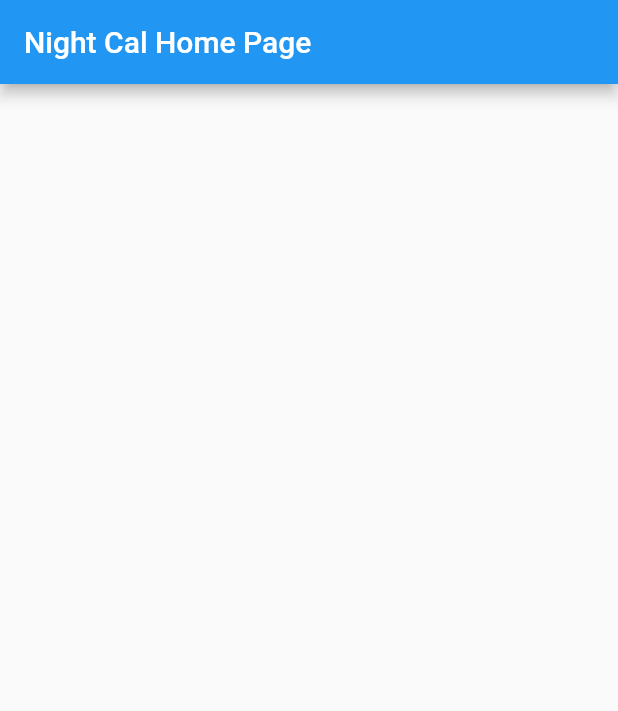
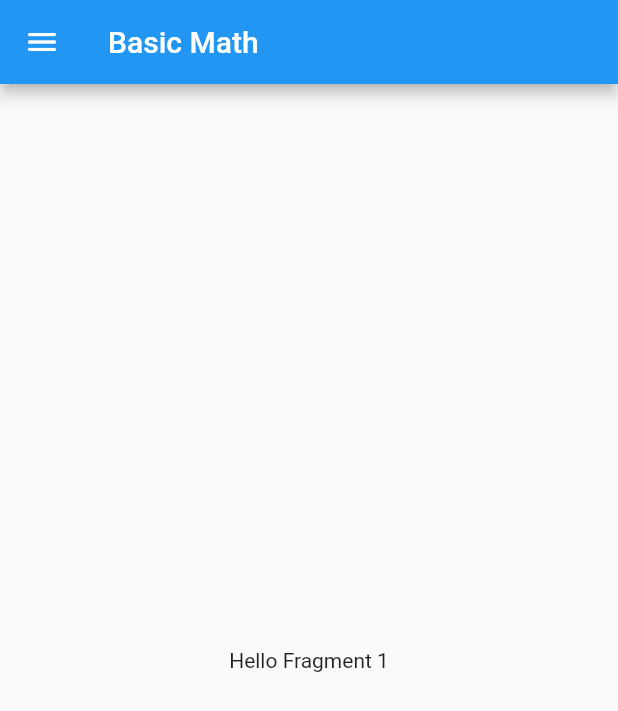
Before and after one commit to Binara-Sachin/NightCal, a Flutter app: the screen it shows after launch, on a phone screen of 412 x 824 dp. Shown: the top 711 px of the screen. Run offline on Flutter 3.47's test engine with Material 2 defaults, Android fonts, the phone set to English and light mode, and no system bars.

Commit message:
Implement Navigation Drawer

```diff
--- /dev/null
+++ b/lib/Fragments/BasicMath.dart
@@ -0,0 +1,12 @@
+import 'package:flutter/material.dart';
+
+class FirstFragment extends StatelessWidget {
+  @override
+  Widget build(BuildContext context) {
+    // TODO: implement build
+    return new Center(
+      child: new Text("Hello Fragment 1"),
+    );
+  }
+
+}
--- /dev/null
+++ b/lib/Fragments/Matrices.dart
@@ -0,0 +1,12 @@
+import 'package:flutter/material.dart';
+
+class SecondFragment extends StatelessWidget {
+  @override
+  Widget build(BuildContext context) {
+    // TODO: implement build
+    return new Center(
+      child: new Text("Hello Fragment 1"),
+    );
+  }
+
+}
--- /dev/null
+++ b/lib/Pages/HomePage.dart
@@ -0,0 +1,79 @@
+import 'package:flutter/material.dart';
+
+import 'package:night_cal/Fragments/BasicMath.dart';
+import 'package:night_cal/Fragments/Matrices.dart';
+
+class DrawerItem{
+  String title;
+  IconData icon;
+  DrawerItem(this.title, this.icon);
+}
+
+class HomePage extends StatefulWidget {
+  final drawerItems = [
+    new DrawerItem("Basic Math", Icons.rss_feed),
+    new DrawerItem("Matrices", Icons.local_pizza),
+    new DrawerItem("Fragment 3", Icons.info)
+  ];
+
+  @override
+  State<StatefulWidget> createState() {
+    return new HomePageState();
+  }
+}
+
+class HomePageState extends State<HomePage> {
+  int _selectedDrawerIndex = 0;
+
+  _getDrawerItemWidget(int position) {
+    switch (position) {
+      case 0:
+        return new FirstFragment();
+      case 1:
+        return new SecondFragment();
+      default:
+        return new Text("Error");
+    }
+  }
+
+  _onSelectItem(int index) {
+    setState(() => _selectedDrawerIndex = index);
+    Navigator.of(context).pop(); // close the drawer
+  }
+
+  @override
+  Widget build(BuildContext context) {
+    var drawerOptions = <Widget>[];
+    for (var i = 0; i < widget.drawerItems.length; i++) {
+      var drawerItem = widget.drawerItems[i];
+      drawerOptions.add(
+        new ListTile(
+          leading: new Icon(drawerItem.icon),
+          title: new Text(drawerItem.title),
+          selected: i == _selectedDrawerIndex,
+          onTap: () => _onSelectItem(i),
+        )
+      );
+    }
+
+    return new Scaffold(
+      appBar: new AppBar(
+        // here we display the title corresponding to the fragment
+        // you can instead choose to have a static title
+        title: new Text(widget.drawerItems[_selectedDrawerIndex].title),
+      ),
+      drawer: new Drawer(
+        child: new Column(
+          children: <Widget>[
+            new UserAccountsDrawerHeader(
+              accountName: new Text("Night Cal"),
+              accountEmail: null
+            ),
+            new Column(children: drawerOptions)
+          ],
+        ),
+      ),
+      body: _getDrawerItemWidget(_selectedDrawerIndex),
+    );
+  }
+}
--- a/lib/main.dart
+++ b/lib/main.dart
@@ -1,4 +1,5 @@
 import 'package:flutter/material.dart';
+import 'package:night_cal/Pages/HomePage.dart';
 
 void main() => runApp(MyApp());
 
@@ -12,30 +13,7 @@ class MyApp extends StatelessWidget {
       theme: ThemeData(
         primarySwatch: Colors.blue,
       ),
-      home: MyHomePage(title: 'Night Cal Home Page'),
+      home: HomePage(),
     );
   }
 }
-
-class MyHomePage extends StatefulWidget {
-  MyHomePage({Key key, this.title}) : super(key: key);
-
-  final String title;
-
-  @override
-  _MyHomePageState createState() => _MyHomePageState();
-}
-
-class _MyHomePageState extends State<MyHomePage> {
-
-  @override
-  Widget build(BuildContext context) {
-    return Scaffold(
-      appBar: AppBar(
-        title: Text(widget.title),
-      ),
-      body: Center(
-      ),
-    );
-  }
-}
```
